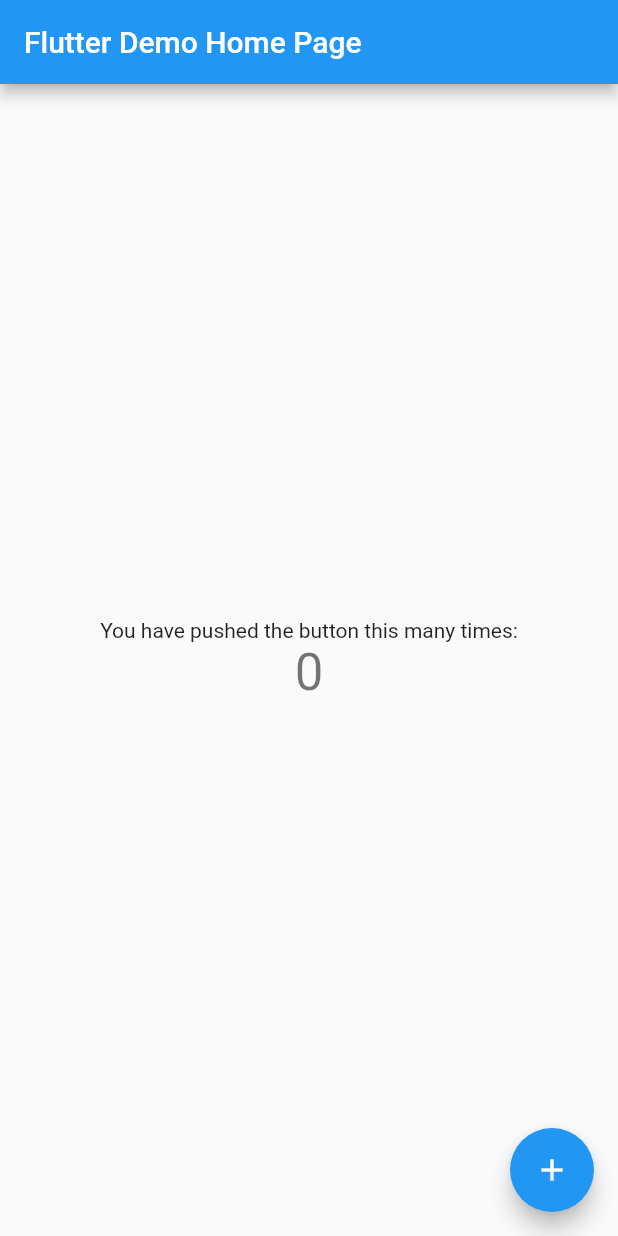
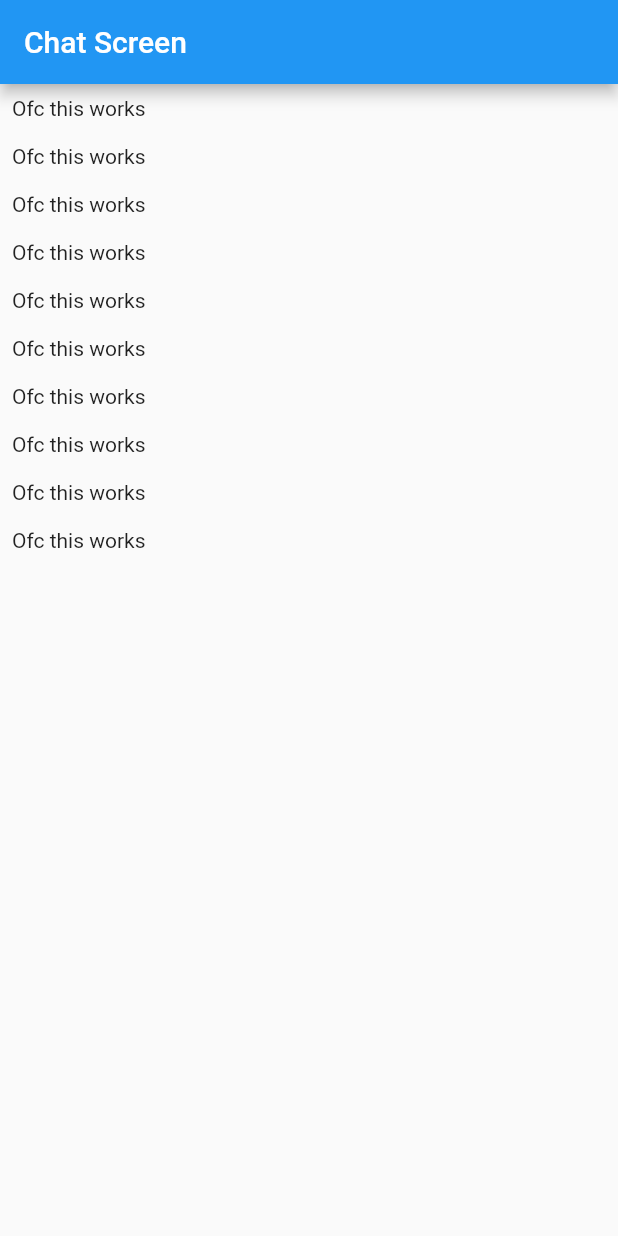
Before and after one commit to Sandesh1013/Flutter-Chat-App, a Flutter app: the screen it shows after launch, on a phone screen of 412 x 824 dp. Run offline on Flutter 3.47's test engine with Material 2 defaults, Android fonts, the phone set to English and light mode, and no system bars.

```diff
--- a/chat_app/lib/main.dart
+++ b/chat_app/lib/main.dart
@@ -1,117 +1,19 @@
 import 'package:flutter/material.dart';
-
+import 'screens/chat_screen.dart';
 void main() {
   runApp(MyApp());
 }
 
 class MyApp extends StatelessWidget {
-  // This widget is the root of your application.
   @override
   Widget build(BuildContext context) {
     return MaterialApp(
-      title: 'Flutter Demo',
+      title: 'Chat App',
       theme: ThemeData(
-        // This is the theme of your application.
-        //
-        // Try running your application with "flutter run". You'll see the
-        // application has a blue toolbar. Then, without quitting the app, try
-        // changing the primarySwatch below to Colors.green and then invoke
-        // "hot reload" (press "r" in the console where you ran "flutter run",
-        // or simply save your changes to "hot reload" in a Flutter IDE).
-        // Notice that the counter didn't reset back to zero; the application
-        // is not restarted.
         primarySwatch: Colors.blue,
-        // This makes the visual density adapt to the platform that you run
-        // the app on. For desktop platforms, the controls will be smaller and
-        // closer together (more dense) than on mobile platforms.
         visualDensity: VisualDensity.adaptivePlatformDensity,
       ),
-      home: MyHomePage(title: 'Flutter Demo Home Page'),
+      home: ChatScreen(),
     );
   }
 }
-
-class MyHomePage extends StatefulWidget {
-  MyHomePage({Key key, this.title}) : super(key: key);
-
-  // This widget is the home page of your application. It is stateful, meaning
-  // that it has a State object (defined below) that contains fields that affect
-  // how it looks.
-
-  // This class is the configuration for the state. It holds the values (in this
-  // case the title) provided by the parent (in this case the App widget) and
-  // used by the build method of the State. Fields in a Widget subclass are
-  // always marked "final".
-
-  final String title;
-
-  @override
-  _MyHomePageState createState() => _MyHomePageState();
-}
-
-class _MyHomePageState extends State<MyHomePage> {
-  int _counter = 0;
-
-  void _incrementCounter() {
-    setState(() {
-      // This call to setState tells the Flutter framework that something has
-      // changed in this State, which causes it to rerun the build method below
-      // so that the display can reflect the updated values. If we changed
-      // _counter without calling setState(), then the build method would not be
-      // called again, and so nothing would appear to happen.
-      _counter++;
-    });
-  }
-
-  @override
-  Widget build(BuildContext context) {
-    // This method is rerun every time setState is called, for instance as done
-    // by the _incrementCounter method above.
-    //
-    // The Flutter framework has been optimized to make rerunning build methods
-    // fast, so that you can just rebuild anything that needs updating rather
-    // than having to individually change instances of widgets.
-    return Scaffold(
-      appBar: AppBar(
-        // Here we take the value from the MyHomePage object that was created by
-        // the App.build method, and use it to set our appbar title.
-        title: Text(widget.title),
-      ),
-      body: Center(
-        // Center is a layout widget. It takes a single child and positions it
-        // in the middle of the parent.
-        child: Column(
-          // Column is also a layout widget. It takes a list of children and
-          // arranges them vertically. By default, it sizes itself to fit its
-          // children horizontally, and tries to be as tall as its parent.
-          //
-          // Invoke "debug painting" (press "p" in the console, choose the
-          // "Toggle Debug Paint" action from the Flutter Inspector in Android
-          // Studio, or the "Toggle Debug Paint" command in Visual Studio Code)
-          // to see the wireframe for each widget.
-          //
-          // Column has various properties to control how it sizes itself and
-          // how it positions its children. Here we use mainAxisAlignment to
-          // center the children vertically; the main axis here is the vertical
-          // axis because Columns are vertical (the cross axis would be
-          // horizontal).
-          mainAxisAlignment: MainAxisAlignment.center,
-          children: <Widget>[
-            Text(
-              'You have pushed the button this many times:',
-            ),
-            Text(
-              '$_counter',
-              style: Theme.of(context).textTheme.headline4,
-            ),
-          ],
-        ),
-      ),
-      floatingActionButton: FloatingActionButton(
-        onPressed: _incrementCounter,
-        tooltip: 'Increment',
-        child: Icon(Icons.add),
-      ), // This trailing comma makes auto-formatting nicer for build methods.
-    );
-  }
-}
--- /dev/null
+++ b/chat_app/lib/screens/chat_screen.dart
@@ -0,0 +1,17 @@
+import 'package:flutter/cupertino.dart';
+import 'package:flutter/material.dart';
+
+class ChatScreen extends StatelessWidget {
+  @override
+  Widget build(BuildContext context) {
+    return Scaffold(
+      appBar:AppBar(
+      title:Text('Chat Screen'),
+    ),
+      body: ListView.builder(itemCount:10,itemBuilder: (ctx,index)=>Container(
+        padding: EdgeInsets.all(8),
+        child: Text('Ofc this works'),
+      ),
+    ));
+  }
+}
--- a/chat_app/pubspec.yaml
+++ b/chat_app/pubspec.yaml
@@ -23,12 +23,8 @@ environment:
 dependencies:
   flutter:
     sdk: flutter
-
-
-  # The following adds the Cupertino Icons font to your application.
-  # Use with the CupertinoIcons class for iOS style icons.
   cupertino_icons: ^0.1.3
-
+  cloud_firestore: ^0.13.5
 dev_dependencies:
   flutter_test:
     sdk: flutter
```
Also changed, not shown: chat_app/lib/screens/auth_screen.dart (added), chat_app/pubspec.lock, 4 other files.
